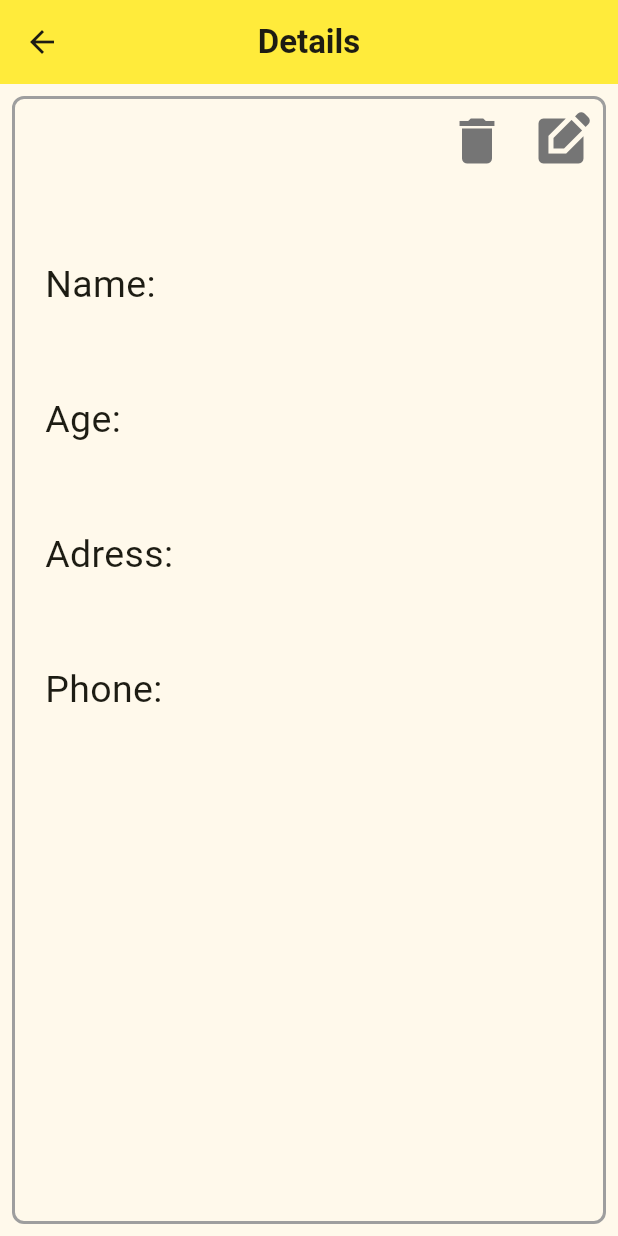
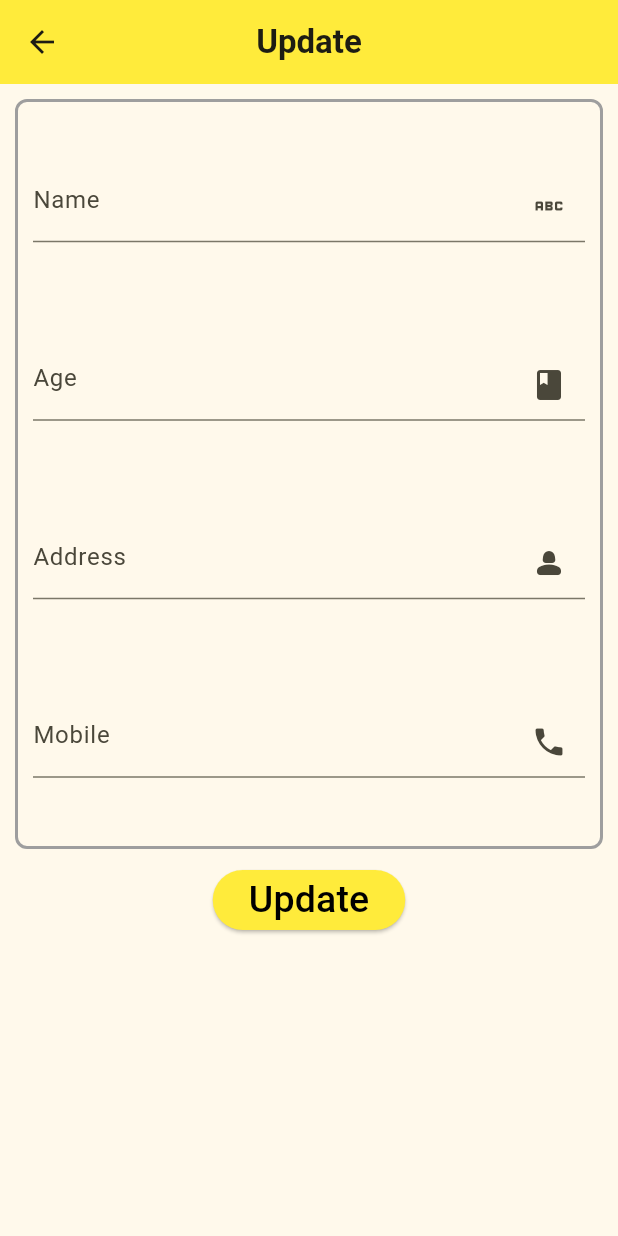
Before and after one commit to safwanpulisseri/Student-Record-App-with-Provider, a Flutter app: the ScreenDetails screen opened directly with empty values, after a tap on the "edit square" icon, on a phone screen of 412 x 824 dp. Run offline on Flutter 3.47's test engine with Material 3 defaults, Android fonts, the phone set to English and light mode, and no system bars; our stand-ins replace lottie, sqflite; accounts and stored records are empty.

Commit message:
completed student updation with provider

```diff
--- a/lib/controller/controller.dart
+++ b/lib/controller/controller.dart
@@ -1,5 +1,4 @@
 import 'package:flutter/foundation.dart';
-import 'package:flutter/material.dart';
 import 'package:sqflite/sqflite.dart';
 import 'package:student_details_app/model/model_db.dart';
 
--- a/lib/main.dart
+++ b/lib/main.dart
@@ -1,9 +1,9 @@
 import 'package:flutter/material.dart';
 import 'package:provider/provider.dart';
 import 'package:student_details_app/controller/controller.dart';
+import 'package:student_details_app/screens/edit_student/edit_conreoller.dart';
 import 'package:student_details_app/screens/home_screen.dart';
 
-// Future<void> main() async {
 void main() {
   WidgetsFlutterBinding.ensureInitialized();
   var database = Studentcontoller();
@@ -19,7 +19,7 @@ class MyApp extends StatelessWidget {
     return MultiProvider(
       providers: [
         ChangeNotifierProvider(create: (context) => Studentcontoller()),
-        //  ChangeNotifierProvider(create: (context) => Editcontroll()),
+        ChangeNotifierProvider(create: (context) => Editcontroll()),
       ],
       child: MaterialApp(
         debugShowCheckedModeBanner: false,
--- a/lib/screens/details_screen.dart
+++ b/lib/screens/details_screen.dart
@@ -1,8 +1,8 @@
 import 'package:flutter/material.dart';
 import 'package:student_details_app/controller/controller.dart';
 import 'package:student_details_app/model/model_db.dart';
+import 'package:student_details_app/screens/edit_student/edit_screen.dart';
 import 'package:student_details_app/screens/home_screen.dart';
-import 'package:student_details_app/screens/update_screen.dart';
 import 'package:student_details_app/widgets/snackbar.dart';
 
 class ScreenDetails extends StatelessWidget {
@@ -89,13 +89,14 @@ class ScreenDetails extends StatelessWidget {
                   ),
                   IconButton(
                     onPressed: () {
-                      // Navigator.push(
-                      //   context,
-                      //   MaterialPageRoute(
-                      //     builder: (context) =>
-                      //         ScreenUpdate(studentDetails: studentdetails),
-                      //   ),
-                      // );
+                      Navigator.push(
+                        context,
+                        MaterialPageRoute(
+                          builder: (context) => ScreenUpdate(
+                            studentDetails: studentdetails,
+                          ),
+                        ),
+                      );
                     },
                     icon: Icon(
                       Icons.edit_square,
--- /dev/null
+++ b/lib/screens/edit_student/edit_conreoller.dart
@@ -0,0 +1,37 @@
+import 'package:flutter/material.dart';
+import 'package:student_details_app/model/model_db.dart';
+
+class Editcontroll extends ChangeNotifier {
+  void oninit(Studentmodel data) {
+    WidgetsBinding.instance.addPostFrameCallback((_) {
+      _id = data.id!;
+      _namecontroller.text = data.name;
+      _agecontroller.text = data.age;
+      _addresscontroller.text = data.address;
+      _mobilecontroller.text = data.mobile;
+
+      notifyListeners();
+    });
+  }
+
+  TextEditingController get namecontroller => _namecontroller;
+
+  TextEditingController get agecontroller => _agecontroller;
+
+  TextEditingController get addresscontroller => _addresscontroller;
+
+  TextEditingController get phonecontroller => _mobilecontroller;
+
+  final TextEditingController _namecontroller = TextEditingController();
+
+  final TextEditingController _agecontroller = TextEditingController();
+
+  final TextEditingController _addresscontroller = TextEditingController();
+
+  final TextEditingController _mobilecontroller = TextEditingController();
+
+  int get id => _id;
+  int _id = 0;
+  Studentmodel? student;
+  Editcontroll({this.student});
+}
--- /dev/null
+++ b/lib/screens/edit_student/edit_screen.dart
@@ -0,0 +1,125 @@
+import 'package:flutter/material.dart';
+import 'package:provider/provider.dart';
+import 'package:student_details_app/controller/controller.dart';
+import 'package:student_details_app/model/model_db.dart';
+import 'package:student_details_app/screens/home_screen.dart';
+import 'package:student_details_app/widgets/snackbar.dart';
+
+class ScreenUpdate extends StatelessWidget {
+  final Studentmodel studentDetails;
+  final TextEditingController _nameController = TextEditingController();
+  final TextEditingController _ageController = TextEditingController();
+  final TextEditingController _addressController = TextEditingController();
+  final TextEditingController _mobileController = TextEditingController();
+  ScreenUpdate({super.key, required this.studentDetails});
+
+  @override
+  Widget build(BuildContext context) {
+    // Set initial values for controllers
+    _nameController.text = studentDetails.name;
+    _ageController.text = studentDetails.age;
+    _addressController.text = studentDetails.address;
+    _mobileController.text = studentDetails.mobile;
+    return Scaffold(
+      appBar: AppBar(
+        backgroundColor: Colors.yellow,
+        title: const Text(
+          'Update',
+          style: TextStyle(
+            fontWeight: FontWeight.bold,
+          ),
+        ),
+        centerTitle: true,
+      ),
+      body: SingleChildScrollView(
+        child: Column(
+          mainAxisAlignment: MainAxisAlignment.start,
+          children: [
+            Padding(
+              padding: const EdgeInsets.all(10),
+              child: Container(
+                height: 500,
+                width: MediaQuery.of(context).size.width,
+                decoration: BoxDecoration(
+                  border: Border.all(
+                    color: Colors.grey,
+                    width: 2.0,
+                  ),
+                  borderRadius: BorderRadius.circular(8.0),
+                ),
+                child: Padding(
+                  padding: const EdgeInsets.all(10.0),
+                  child: Column(
+                    mainAxisAlignment: MainAxisAlignment.spaceAround,
+                    children: [
+                      TextFormField(
+                        controller: _nameController,
+                        decoration: const InputDecoration(
+                            hintText: 'Name',
+                            suffixIcon: Icon(
+                              Icons.abc,
+                            )),
+                      ),
+                      TextFormField(
+                        controller: _ageController,
+                        decoration: const InputDecoration(
+                          suffixIcon: Icon(
+                            Icons.class_,
+                          ),
+                          hintText: 'Age',
+                        ),
+                      ),
+                      TextFormField(
+                        controller: _addressController,
+                        decoration: const InputDecoration(
+                          suffixIcon: Icon(
+                            Icons.person_2_rounded,
+                          ),
+                          hintText: 'Address',
+                        ),
+                      ),
+                      TextFormField(
+                        controller: _mobileController,
+                        keyboardType: TextInputType.number,
+                        decoration: const InputDecoration(
+                          suffixIcon: Icon(
+                            Icons.phone,
+                          ),
+                          hintText: 'Mobile',
+                        ),
+                      ),
+                    ],
+                  ),
+                ),
+              ),
+            ),
+            ElevatedButton(
+              onPressed: () {
+                // Call updateStudent method from the controller
+                Provider.of<Studentcontoller>(context, listen: false)
+                    .updateStudent(
+                  studentDetails.id!,
+                  _nameController.text,
+                  _ageController.text,
+                  _addressController.text,
+                  _mobileController.text,
+                );
+                Navigator.push(context,
+                    MaterialPageRoute(builder: (ctx) => const ScreenHome()));
+                snackbar('Details Updated', context);
+              },
+              style: ElevatedButton.styleFrom(backgroundColor: Colors.yellow),
+              child: const Text(
+                'Update',
+                style: TextStyle(
+                  color: Colors.black,
+                  fontSize: 25,
+                ),
+              ),
+            )
+          ],
+        ),
+      ),
+    );
+  }
+}
--- a/lib/screens/home_screen.dart
+++ b/lib/screens/home_screen.dart
@@ -1,7 +1,6 @@
 import 'package:flutter/material.dart';
 import 'package:provider/provider.dart';
 import 'package:student_details_app/controller/controller.dart';
-import 'package:student_details_app/model/model_db.dart';
 import 'package:student_details_app/screens/add_screen.dart';
 import 'package:student_details_app/screens/details_screen.dart';
 import 'package:student_details_app/screens/search.dart';
```
Also changed, not shown: lib/screens/edit_screen.dart (renamed from lib/screens/update_screen.dart, +33 -28 lines).
